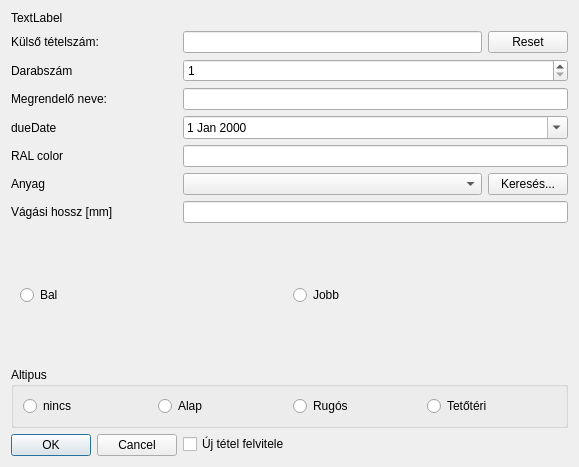
Before: the Qt Designer form view/dialog/input/addinputdialog.ui in horvathzoltan/cutplannerpro, drawn with Qt 5.
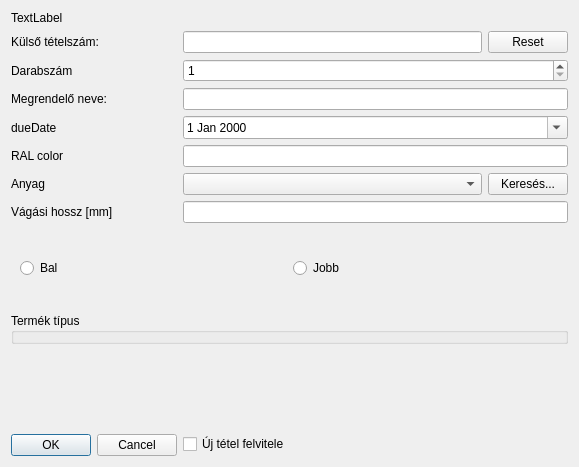
After: the same form once the commit is applied.

```diff
--- a/view/dialog/input/addinputdialog.ui
+++ b/view/dialog/input/addinputdialog.ui
@@ -49,43 +49,13 @@
     <widget class="QLineEdit" name="editLength"/>
    </item>
    <item row="14" column="0" colspan="2">
-    <widget class="QGroupBox" name="groupBox">
+    <widget class="QGroupBox" name="groupBox_productType">
      <property name="title">
-      <string>Altipus</string>
+      <string>Termék típus</string>
      </property>
-     <layout class="QGridLayout" name="gridLayout">
-      <item row="0" column="3">
-       <widget class="QRadioButton" name="radioButton_tetoteri">
-        <property name="text">
-         <string>Tetőtéri</string>
-        </property>
-       </widget>
-      </item>
-      <item row="0" column="2">
-       <widget class="QRadioButton" name="radioButton_rugos">
-        <property name="text">
-         <string>Rugós</string>
-        </property>
-       </widget>
-      </item>
-      <item row="0" column="0">
-       <widget class="QRadioButton" name="radioButton_nincs">
-        <property name="text">
-         <string>nincs</string>
-        </property>
-       </widget>
-      </item>
-      <item row="0" column="1">
-       <widget class="QRadioButton" name="radioButton_alap">
-        <property name="text">
-         <string>Alap</string>
-        </property>
-       </widget>
-      </item>
-     </layout>
     </widget>
    </item>
-   <item row="18" column="0">
+   <item row="19" column="0">
     <widget class="QDialogButtonBox" name="buttonBox">
      <property name="orientation">
       <enum>Qt::Orientation::Horizontal</enum>
@@ -95,7 +65,7 @@
      </property>
     </widget>
    </item>
-   <item row="18" column="1">
+   <item row="19" column="1">
     <widget class="QCheckBox" name="chk_Repeat">
      <property name="text">
       <string>Új tétel felvitele</string>
@@ -222,6 +192,15 @@
      </property>
     </widget>
    </item>
+   <item row="18" column="0" colspan="2">
+    <widget class="QStackedWidget" name="stackedWidget_stackSubtype">
+     <property name="currentIndex">
+      <number>1</number>
+     </property>
+     <widget class="QWidget" name="page"/>
+     <widget class="QWidget" name="page_2"/>
+    </widget>
+   </item>
   </layout>
  </widget>
  <tabstops>
```
Left out of the diff: 4 changed lines with no effect on the pictures.
